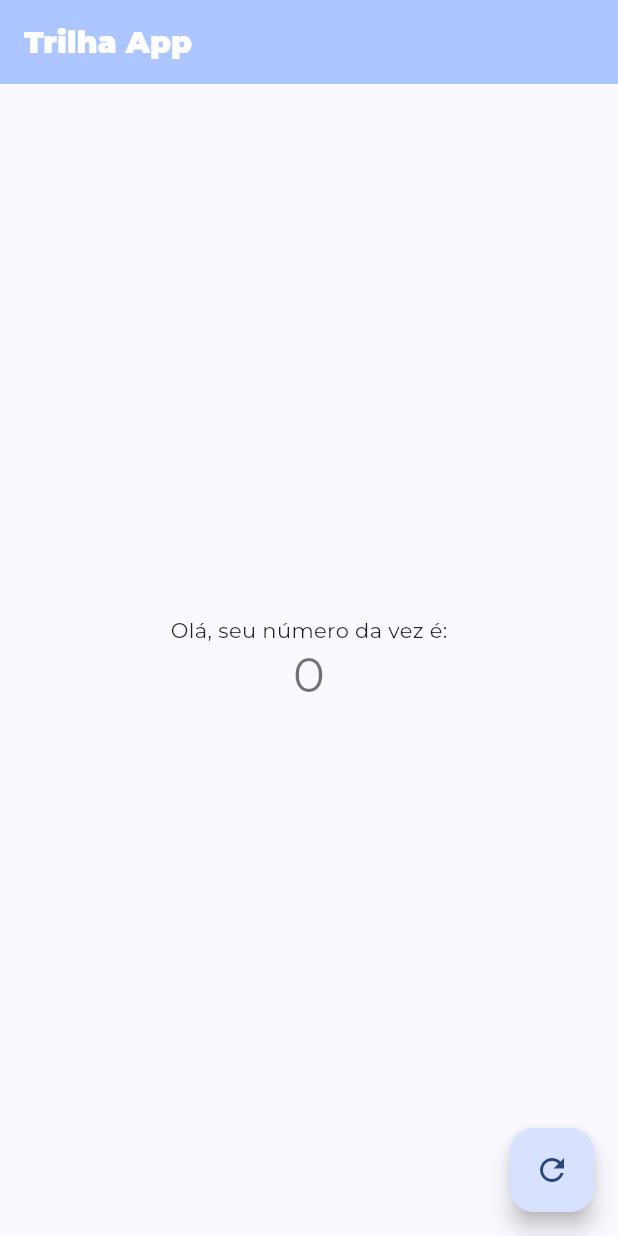
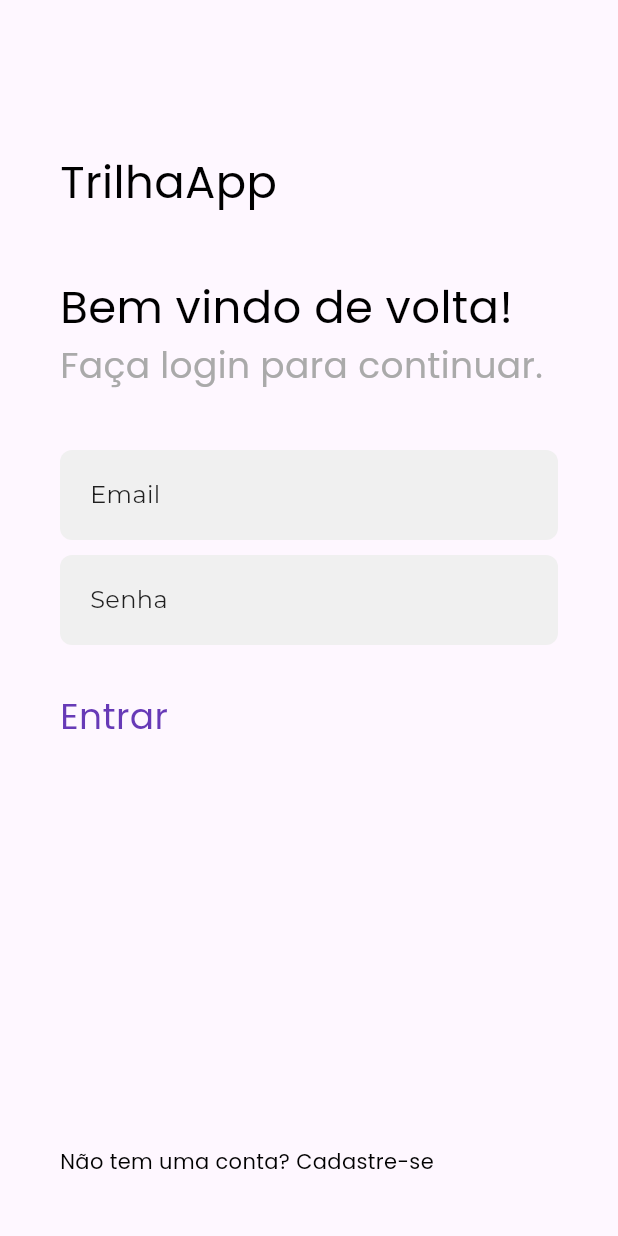
Before and after one commit to abnerjs/bc_dio_trilhaapp, a Flutter app: the screen it shows after launch, on a phone screen of 412 x 824 dp. Run offline on Flutter 3.47's test engine with Material 2 defaults, Android fonts, the phone set to English and light mode, and no system bars; our stand-ins replace google_fonts.

Commit message:
Final login page

```diff
--- a/lib/main.dart
+++ b/lib/main.dart
@@ -1,7 +1,7 @@
 import 'package:flutter/material.dart';
 import 'package:google_fonts/google_fonts.dart';
-
-import 'pages/home_page.dart';
+import 'package:trilhaapp/pages/login_page.dart';
+// import 'pages/home_page.dart';
 
 void main() {
   runApp(const MyApp());
@@ -15,11 +15,11 @@ class MyApp extends StatelessWidget {
     return MaterialApp(
       debugShowCheckedModeBanner: false,
       theme: ThemeData(
-        colorScheme: ColorScheme.fromSeed(seedColor: Colors.blueAccent),
+        colorScheme: ColorScheme.fromSeed(seedColor: Colors.deepPurple),
         useMaterial3: true,
         textTheme: GoogleFonts.montserratTextTheme(),
       ),
-      home: const HomePage(title: 'Trilha App'),
+      home: const LoginPage(title: 'Trilha App'),
     );
   }
 }
--- /dev/null
+++ b/lib/pages/login_page.dart
@@ -0,0 +1,134 @@
+import 'package:flutter/material.dart';
+import 'package:google_fonts/google_fonts.dart';
+
+class LoginPage extends StatefulWidget {
+  const LoginPage({super.key, required this.title});
+
+  final String title;
+
+  @override
+  State<LoginPage> createState() => _LoginPageState();
+}
+
+class _LoginPageState extends State<LoginPage> {
+  var num = 0;
+
+  @override
+  Widget build(BuildContext context) {
+    return Scaffold(
+      body: Container(
+        margin: const EdgeInsets.only(top: 100, left: 40, right: 40),
+        width: double.infinity,
+        child: Column(
+          crossAxisAlignment: CrossAxisAlignment.start,
+          children: [
+            Container(
+              margin: const EdgeInsets.only(bottom: 40),
+              child: Text(
+                "TrilhaApp",
+                style: GoogleFonts.poppins(
+                  color: const Color.fromARGB(255, 0, 0, 0),
+                  fontWeight: FontWeight.w400,
+                  fontSize: 30,
+                ),
+              ),
+            ),
+            Container(
+              margin: const EdgeInsets.only(bottom: 0),
+              child: Text(
+                "Bem vindo de volta!",
+                style: GoogleFonts.poppins(
+                  color: const Color.fromARGB(255, 0, 0, 0),
+                  fontWeight: FontWeight.w400,
+                  fontSize: 30,
+                ),
+              ),
+            ),
+            Container(
+              margin: const EdgeInsets.only(bottom: 40),
+              child: Row(
+                children: <Widget>[
+                  Flexible(
+                    child: Text(
+                      "Faça login para continuar.",
+                      style: GoogleFonts.poppins(
+                        color: const Color.fromARGB(255, 170, 170, 170),
+                        fontWeight: FontWeight.w400,
+                        fontSize: 24,
+                      ),
+                    ),
+                  ),
+                ],
+              ),
+            ),
+            Container(
+              margin: const EdgeInsets.only(bottom: 10),
+              height: 60,
+              decoration: BoxDecoration(
+                borderRadius: BorderRadius.circular(8),
+                color: const Color.fromARGB(255, 240, 240, 240),
+              ),
+              child: const Row(
+                children: [
+                  Padding(
+                    padding: EdgeInsets.only(left: 20),
+                    child: Text(
+                      "Email",
+                      style: TextStyle(
+                        fontSize: 16,
+                      ),
+                    ),
+                  )
+                ],
+              ),
+            ),
+            Container(
+              margin: const EdgeInsets.only(bottom: 10),
+              height: 60,
+              decoration: BoxDecoration(
+                borderRadius: BorderRadius.circular(8),
+                color: const Color.fromARGB(255, 240, 240, 240),
+              ),
+              child: const Row(
+                children: [
+                  Padding(
+                    padding: EdgeInsets.only(left: 20),
+                    child: Text(
+                      "Senha",
+                      style: TextStyle(
+                        fontSize: 16,
+                      ),
+                    ),
+                  )
+                ],
+              ),
+            ),
+            Container(
+              margin: const EdgeInsets.only(top: 20),
+              child: Text(
+                "Entrar",
+                style: GoogleFonts.poppins(
+                  color: Colors.deepPurple,
+                  fontWeight: FontWeight.w400,
+                  fontSize: 24,
+                ),
+              ),
+            ),
+            Expanded(child: Container()),
+            Container(
+              margin: const EdgeInsets.only(bottom: 40),
+              child: Text(
+                "Não tem uma conta? Cadastre-se",
+                style: GoogleFonts.poppins(
+                  color: const Color.fromARGB(255, 0, 0, 0),
+                  fontWeight: FontWeight.w400,
+                  fontSize: 14,
+                ),
+              ),
+            ),
+          ],
+        ),
+      ),
+    );
+  }
+}
```
Also changed, not shown: assets/sshot.png (added).
